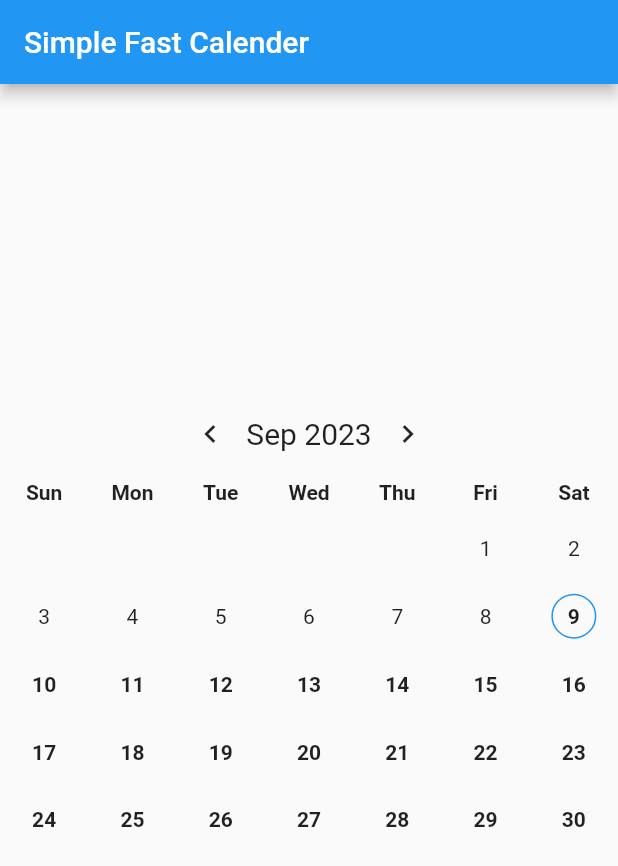
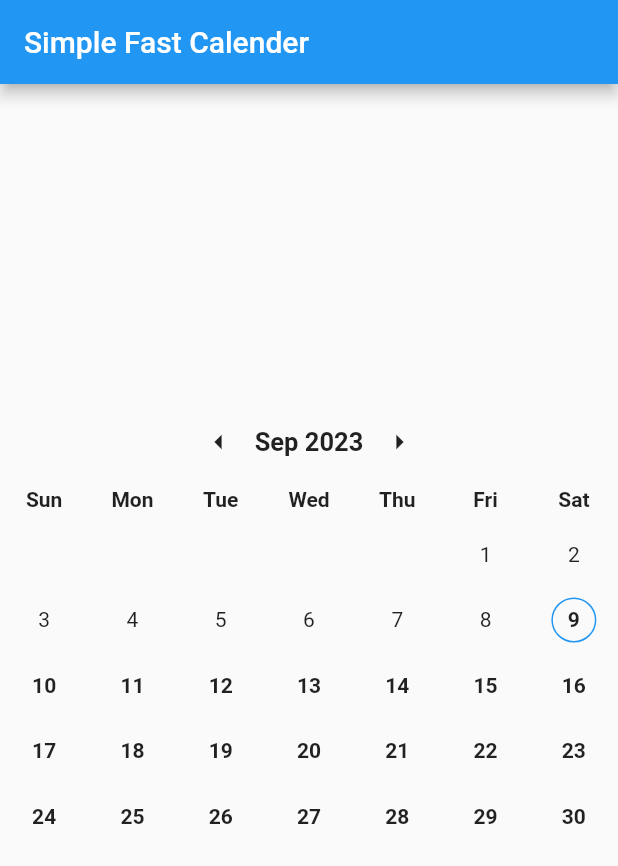
Before and after one commit to CodeRebirth/custom_calendar, a Flutter app: the screen it shows after launch, on a phone screen of 412 x 824 dp. Shown: the top 866 px of the screen. Run offline on Flutter 3.47's test engine with Material 2 defaults, Android fonts, the phone set to English and light mode, and no system bars.

Commit message:
custom headerstyle can now be added

```diff
--- a/lib/main.dart
+++ b/lib/main.dart
@@ -1,6 +1,7 @@
-import 'package:custom_calender/utils.dart';
 import 'package:flutter/material.dart';
 import 'package:intl/intl.dart';
+
+import 'package:custom_calender/utils.dart';
 
 void main() {
   runApp(const MyApp());
@@ -17,6 +18,9 @@ class MyApp extends StatelessWidget {
         showHeader: true,
         endDate: DateTime(2024, 1, 1),
         startDate: DateTime(2022, 1, 1),
+        headerStyle: HeaderStyle(
+          headerTitleTextStyle: const TextStyle(fontSize: 17, fontWeight: FontWeight.bold),
+        ),
         enablePredicate: (date) {
           if (date.isBefore(DateTime.now())) {
             if (checkSameDay(date, DateTime.now())) {
@@ -31,6 +35,22 @@ class MyApp extends StatelessWidget {
   }
 }
 
+class HeaderStyle {
+  TextStyle? headerTitleTextStyle;
+  Widget? leftChevron;
+  Widget? rightChevron;
+  HeaderStyle({
+    this.headerTitleTextStyle,
+    this.leftChevron,
+    this.rightChevron,
+  });
+
+  factory HeaderStyle.normal() {
+    return HeaderStyle(
+        headerTitleTextStyle: const TextStyle(color: Colors.black, fontSize: 16, fontWeight: FontWeight.bold), leftChevron: const Icon(Icons.arrow_left), rightChevron: const Icon(Icons.arrow_right));
+  }
+}
+
 class CalendarApp extends StatefulWidget {
   final BoxDecoration? selectedDecoration;
   final BoxDecoration? todayDecoration;
@@ -38,10 +58,20 @@ class CalendarApp extends StatefulWidget {
   final bool showHeader;
   final DateTime startDate;
   final DateTime endDate;
+  final HeaderStyle? headerStyle;
 
   // Use an instance variable to set enablePredicate
-  CalendarApp({Key? key, this.selectedDecoration, this.todayDecoration, bool Function(DateTime)? enablePredicate, this.showHeader = true, required this.startDate, required this.endDate})
-      : enablePredicate = enablePredicate ?? ((date) => true), // Set a default value if not provided
+  CalendarApp(
+      {Key? key,
+      this.selectedDecoration,
+      this.todayDecoration,
+      HeaderStyle? headerStyle,
+      bool Function(DateTime)? enablePredicate,
+      this.showHeader = true,
+      required this.startDate,
+      required this.endDate})
+      : enablePredicate = enablePredicate ?? ((date) => true),
+        headerStyle = headerStyle ?? HeaderStyle.normal(), // Set a default value if not provided
         super(key: key);
 
   @override
@@ -115,15 +145,15 @@ class _CalendarAppState extends State<CalendarApp> {
               mainAxisAlignment: MainAxisAlignment.center,
               children: <Widget>[
                 IconButton(
-                  icon: const Icon(Icons.chevron_left),
+                  icon: widget.headerStyle!.leftChevron ?? HeaderStyle.normal().leftChevron!,
                   onPressed: prevMonth,
                 ),
                 Text(
                   DateFormat.yMMM().format(currentDate),
-                  style: const TextStyle(fontSize: 20),
+                  style: widget.headerStyle!.headerTitleTextStyle,
                 ),
                 IconButton(
-                  icon: const Icon(Icons.chevron_right),
+                  icon: widget.headerStyle!.rightChevron ?? HeaderStyle.normal().rightChevron!,
                   onPressed: nextMonth,
                 ),
               ],
@@ -144,7 +174,7 @@ class _CalendarAppState extends State<CalendarApp> {
           GridView.builder(
             shrinkWrap: true,
             gridDelegate: const SliverGridDelegateWithFixedCrossAxisCount(
-              childAspectRatio: 1.3,
+              childAspectRatio: 1.35,
               crossAxisCount: 7,
             ),
             itemCount: DateTime.daysPerWeek * 6,
```
